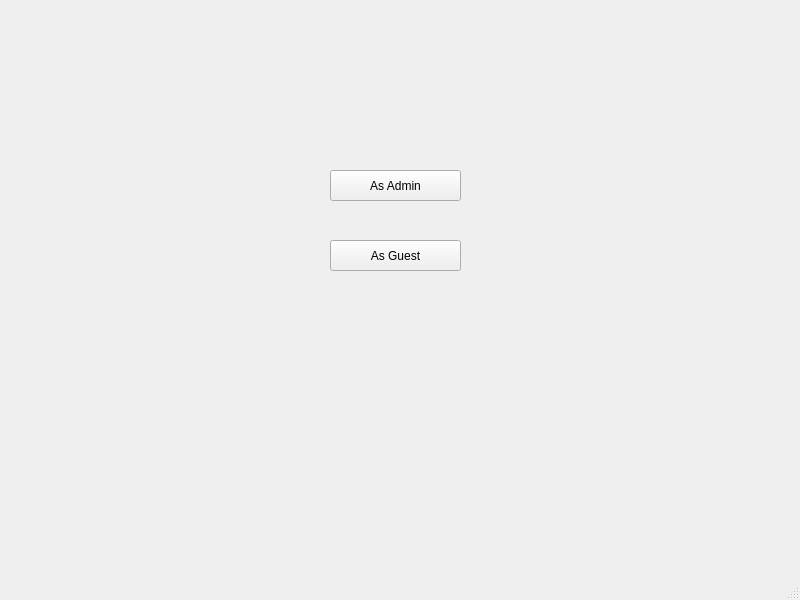
The window that SRC/CyberCafeManagement/mainwindow.ui (scrtx/Cyber-Cafe) describes before a commit, drawn with Qt 5.
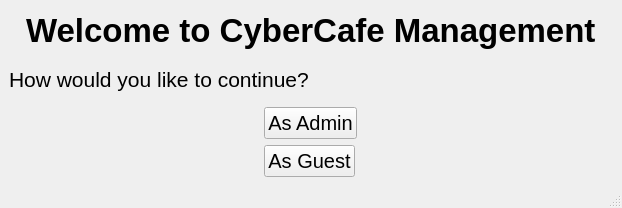
The same window after the commit.

What changed in the file:
```diff
--- a/SRC/CyberCafeManagement/mainwindow.ui
+++ b/SRC/CyberCafeManagement/mainwindow.ui
@@ -6,40 +6,88 @@
    <rect>
     <x>0</x>
     <y>0</y>
-    <width>800</width>
-    <height>600</height>
+    <width>622</width>
+    <height>208</height>
    </rect>
   </property>
+  <property name="sizePolicy">
+   <sizepolicy hsizetype="Preferred" vsizetype="Preferred">
+    <horstretch>0</horstretch>
+    <verstretch>0</verstretch>
+   </sizepolicy>
+  </property>
   <property name="windowTitle">
    <string>MainWindow</string>
   </property>
   <widget class="QWidget" name="centralwidget">
+   <layout class="QVBoxLayout" name="verticalLayout">
+    <item alignment="Qt::AlignHCenter|Qt::AlignVCenter">
+     <widget class="QLabel" name="label">
+      <property name="font">
+       <font>
+        <pointsize>25</pointsize>
+        <weight>75</weight>
+        <bold>true</bold>
+       </font>
+      </property>
+      <property name="text">
+       <string>Welcome to CyberCafe Management</string>
+      </property>
+     </widget>
+    </item>
+    <item alignment="Qt::AlignLeft|Qt::AlignVCenter">
+     <widget class="QLabel" name="label_2">
+      <property name="font">
+       <font>
+        <pointsize>16</pointsize>
+       </font>
+      </property>
+      <property name="text">
+       <string>How would you like to continue?</string>
+      </property>
+     </widget>
+    </item>
+    <item>
+     <layout class="QGridLayout" name="gridLayout">
+      <item row="0" column="0">
    <widget class="QPushButton" name="pushButton_asAdmin">
-    <property name="geometry">
-     <rect>
-      <x>330</x>
-      <y>170</y>
-      <width>131</width>
-      <height>31</height>
-     </rect>
+        <property name="sizePolicy">
+         <sizepolicy hsizetype="Fixed" vsizetype="Fixed">
+          <horstretch>0</horstretch>
+          <verstretch>0</verstretch>
+         </sizepolicy>
+        </property>
+        <property name="font">
+         <font>
+          <pointsize>15</pointsize>
+         </font>
     </property>
     <property name="text">
      <string>As Admin</string>
     </property>
    </widget>
+      </item>
+      <item row="1" column="0">
    <widget class="QPushButton" name="pushButton_asGuest">
-    <property name="geometry">
-     <rect>
-      <x>330</x>
-      <y>240</y>
-      <width>131</width>
-      <height>31</height>
-     </rect>
+        <property name="sizePolicy">
+         <sizepolicy hsizetype="Fixed" vsizetype="Fixed">
+          <horstretch>0</horstretch>
+          <verstretch>0</verstretch>
+         </sizepolicy>
+        </property>
+        <property name="font">
+         <font>
+          <pointsize>15</pointsize>
+         </font>
     </property>
     <property name="text">
      <string>As Guest</string>
     </property>
    </widget>
+      </item>
+     </layout>
+    </item>
+   </layout>
   </widget>
   <widget class="QMenuBar" name="menubar">
    <property name="geometry">
```
Left out of the diff: 4 changed lines with no effect on the pictures. Lines whose indentation alone changed are shown as unchanged.
